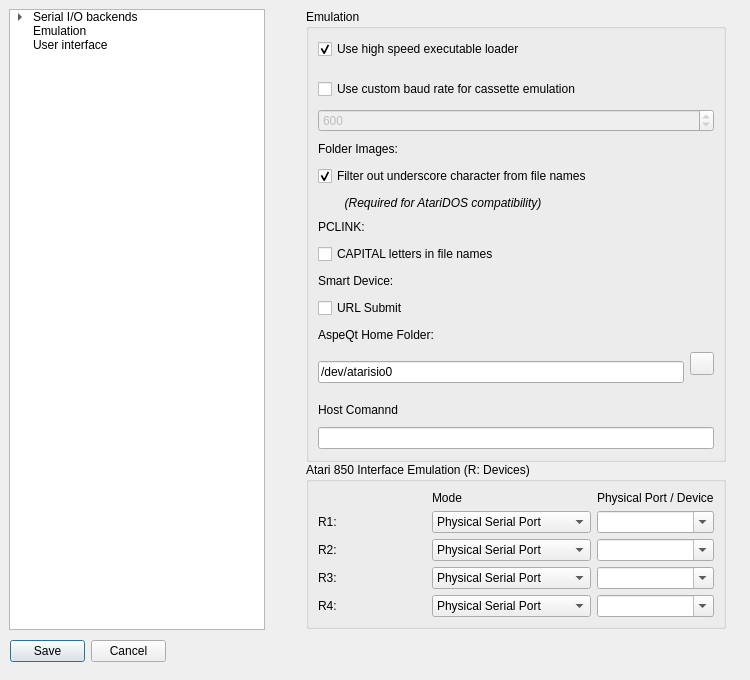
The window that src/optionsdialog.ui (pjones1063/AspeQt-2k26) describes before a commit, drawn with Qt 5.
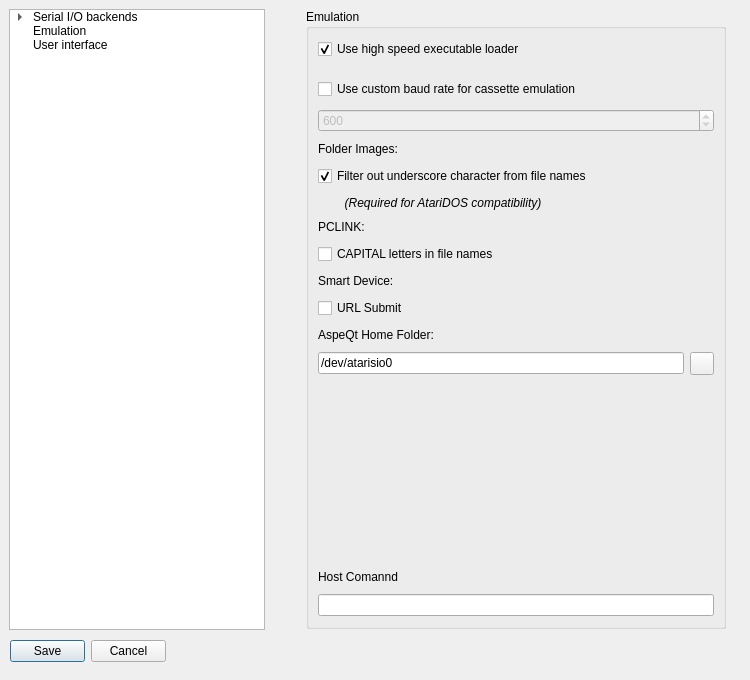
The same window after the commit.

Patch:
```diff
--- a/src/optionsdialog.ui
+++ b/src/optionsdialog.ui
@@ -714,7 +714,7 @@
           </property>
          </widget>
         </item>
-        <item row="13" column="0" rowspan="2">
+        <item row="13" column="0">
          <widget class="QLineEdit" name="RclNameEdit">
           <property name="enabled">
            <bool>true</bool>
@@ -730,141 +730,6 @@
        </layout>
       </widget>
      </item>
-     <item>
-      <widget class="QGroupBox" name="rs232Group">
-       <property name="title">
-        <string>Atari 850 Interface Emulation (R: Devices)</string>
-       </property>
-       <layout class="QGridLayout" name="gridLayout_850">
-        <item row="0" column="1">
-         <widget class="QLabel" name="label_mode_header">
-          <property name="text">
-           <string>Mode</string>
-          </property>
-         </widget>
-        </item>
-        <item row="0" column="2">
-         <widget class="QLabel" name="label_port_header">
-          <property name="text">
-           <string>Physical Port / Device</string>
-          </property>
-         </widget>
-        </item>
-        <item row="1" column="0">
-         <widget class="QLabel" name="label_r1">
-          <property name="text">
-           <string>R1:</string>
-          </property>
-         </widget>
-        </item>
-        <item row="1" column="1">
-         <widget class="QComboBox" name="rs232Mode1Combo">
-          <item>
-           <property name="text">
-            <string>Physical Serial Port</string>
-           </property>
-          </item>
-          <item>
-           <property name="text">
-            <string>Internet Modem (Telnet)</string>
-           </property>
-          </item>
-         </widget>
-        </item>
-        <item row="1" column="2">
-         <widget class="QComboBox" name="rs232Port1Combo">
-          <property name="editable">
-           <bool>true</bool>
-          </property>
-         </widget>
-        </item>
-        <item row="2" column="0">
-         <widget class="QLabel" name="label_r2">
-          <property name="text">
-           <string>R2:</string>
-          </property>
-         </widget>
-        </item>
-        <item row="2" column="1">
-         <widget class="QComboBox" name="rs232Mode2Combo">
-          <item>
-           <property name="text">
-            <string>Physical Serial Port</string>
-           </property>
-          </item>
-          <item>
-           <property name="text">
-            <string>Internet Modem (Telnet)</string>
-           </property>
-          </item>
-         </widget>
-        </item>
-        <item row="2" column="2">
-         <widget class="QComboBox" name="rs232Port2Combo">
-          <property name="editable">
-           <bool>true</bool>
-          </property>
-         </widget>
-        </item>
-        <item row="3" column="0">
-         <widget class="QLabel" name="label_r3">
-          <property name="text">
-           <string>R3:</string>
-          </property>
-         </widget>
-        </item>
-        <item row="3" column="1">
-         <widget class="QComboBox" name="rs232Mode3Combo">
-          <item>
-           <property name="text">
-            <string>Physical Serial Port</string>
-           </property>
-          </item>
-          <item>
-           <property name="text">
-            <string>Internet Modem (Telnet)</string>
-           </property>
-          </item>
-         </widget>
-        </item>
-        <item row="3" column="2">
-         <widget class="QComboBox" name="rs232Port3Combo">
-          <property name="editable">
-           <bool>true</bool>
-          </property>
-         </widget>
-        </item>
-        <item row="4" column="0">
-         <widget class="QLabel" name="label_r4">
-          <property name="text">
-           <string>R4:</string>
-          </property>
-         </widget>
-        </item>
-        <item row="4" column="1">
-         <widget class="QComboBox" name="rs232Mode4Combo">
-          <item>
-           <property name="text">
-            <string>Physical Serial Port</string>
-           </property>
-          </item>
-          <item>
-           <property name="text">
-            <string>Internet Modem (Telnet)</string>
-           </property>
-          </item>
-         </widget>
-        </item>
-        <item row="4" column="2">
-         <widget class="QComboBox" name="rs232Port4Combo">
-          <property name="editable">
-           <bool>true</bool>
-          </property>
-         </widget>
-        </item>
-       </layout>
-      </widget>
-     </item>
     </layout>
    </widget>
    <widget class="QWidget" name="page_i18n">
```
